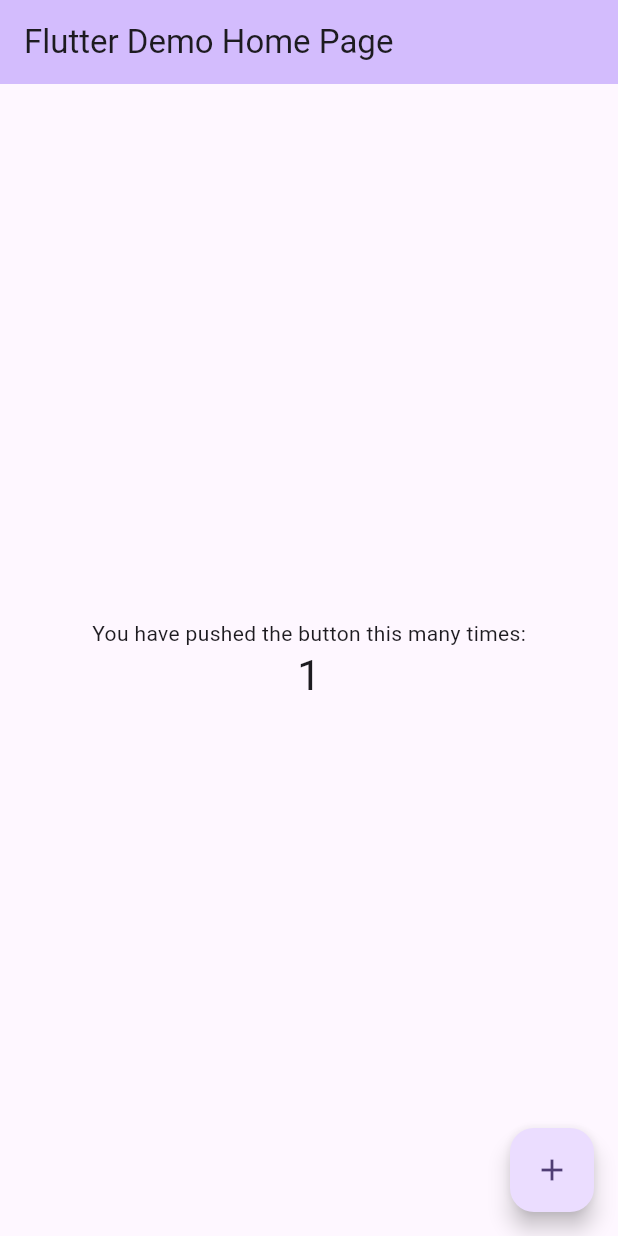
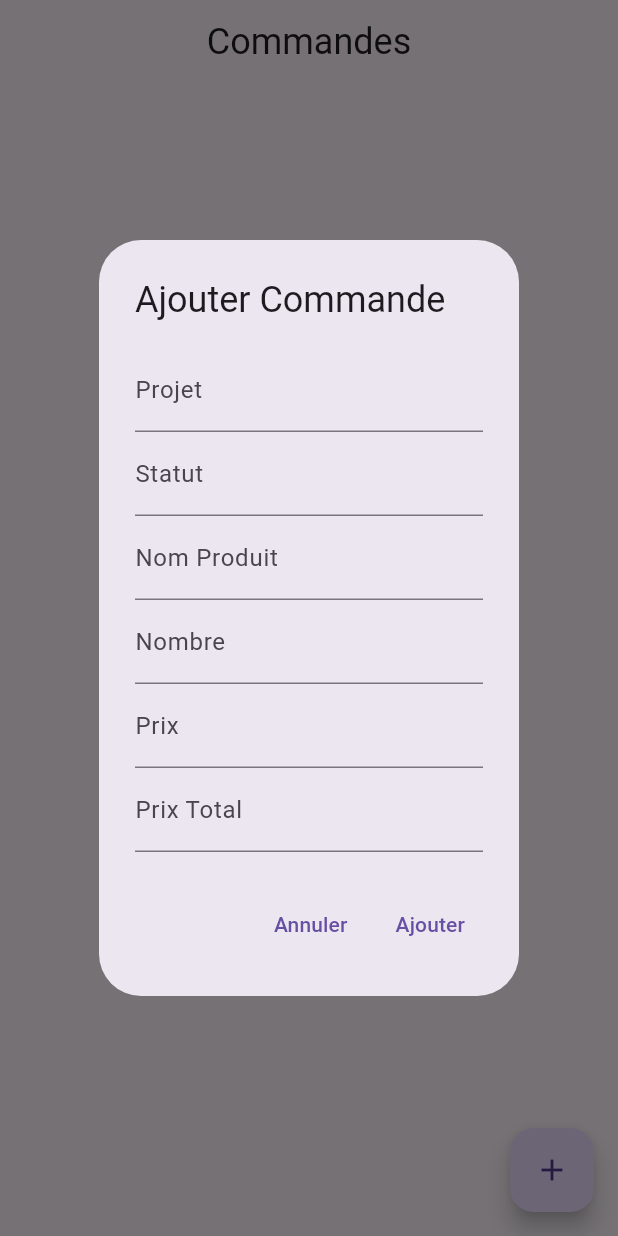
Before and after one commit to sartek430/doorDashboard, a Flutter app: the screen it shows after launch, after a tap on the "add" icon, on a phone screen of 412 x 824 dp. Run offline on Flutter 3.47's test engine with Material 3 defaults, Android fonts, the phone set to English and light mode, and no system bars.

Commit message:
first base

```diff
--- a/doordashboard/lib/main.dart
+++ b/doordashboard/lib/main.dart
@@ -1,125 +1,274 @@
 import 'package:flutter/material.dart';
 
+class Commande {
+  final String projet;
+  final String statut;
+  final double prix;
+  final int nombre;
+  final double prixTotal;
+  final String nomProduit;
+
+  Commande({
+    required this.projet,
+    required this.statut,
+    required this.nomProduit,
+    required this.nombre,
+    required this.prix,
+    required this.prixTotal,
+
+  });
+}
 void main() {
-  runApp(const MyApp());
+  runApp(const TodoApp());
 }
 
-class MyApp extends StatelessWidget {
-  const MyApp({super.key});
+class TodoApp extends StatelessWidget {
+  const TodoApp({Key? key});
 
-  // This widget is the root of your application.
   @override
   Widget build(BuildContext context) {
     return MaterialApp(
-      title: 'Flutter Demo',
-      theme: ThemeData(
-        // This is the theme of your application.
-        //
-        // TRY THIS: Try running your application with "flutter run". You'll see
-        // the application has a purple toolbar. Then, without quitting the app,
-        // try changing the seedColor in the colorScheme below to Colors.green
-        // and then invoke "hot reload" (save your changes or press the "hot
-        // reload" button in a Flutter-supported IDE, or press "r" if you used
-        // the command line to start the app).
-        //
-        // Notice that the counter didn't reset back to zero; the application
-        // state is not lost during the reload. To reset the state, use hot
-        // restart instead.
-        //
-        // This works for code too, not just values: Most code changes can be
-        // tested with just a hot reload.
-        colorScheme: ColorScheme.fromSeed(seedColor: Colors.deepPurple),
-        useMaterial3: true,
-      ),
-      home: const MyHomePage(title: 'Flutter Demo Home Page'),
+      title: 'Commandes',
+      theme: ThemeData(primarySwatch: Colors.blue),
+      home: const TodoList(),
     );
   }
 }
 
-class MyHomePage extends StatefulWidget {
-  const MyHomePage({super.key, required this.title});
-
-  // This widget is the home page of your application. It is stateful, meaning
-  // that it has a State object (defined below) that contains fields that affect
-  // how it looks.
-
-  // This class is the configuration for the state. It holds the values (in this
-  // case the title) provided by the parent (in this case the App widget) and
-  // used by the build method of the State. Fields in a Widget subclass are
-  // always marked "final".
-
-  final String title;
+class TodoList extends StatefulWidget {
+  const TodoList({Key? key});
 
   @override
-  State<MyHomePage> createState() => _MyHomePageState();
+  _TodoListState createState() => _TodoListState();
 }
 
-class _MyHomePageState extends State<MyHomePage> {
-  int _counter = 0;
+class _TodoListState extends State<TodoList> {
+  final List<Commande> _commandesList = [];
+  final TextEditingController _projetController = TextEditingController();
+  final TextEditingController _statusController = TextEditingController();
+  final TextEditingController _nomProduitController = TextEditingController();
+  final TextEditingController _nombreController = TextEditingController();
+  final TextEditingController _prixController = TextEditingController();
+  final TextEditingController _prixTotalController = TextEditingController();
 
-  void _incrementCounter() {
+
+  void _addCommande(Commande commande) {
     setState(() {
-      // This call to setState tells the Flutter framework that something has
-      // changed in this State, which causes it to rerun the build method below
-      // so that the display can reflect the updated values. If we changed
-      // _counter without calling setState(), then the build method would not be
-      // called again, and so nothing would appear to happen.
-      _counter++;
+      _commandesList.add(commande);
+    });
+  }
+
+  void _removeCommande(int index) {
+    setState(() {
+      _commandesList.removeAt(index);
+    });
+  }
+
+  void _editCommande(int index, Commande newCommande) {
+    setState(() {
+      _commandesList[index] = newCommande;
     });
   }
 
   @override
   Widget build(BuildContext context) {
-    // This method is rerun every time setState is called, for instance as done
-    // by the _incrementCounter method above.
-    //
-    // The Flutter framework has been optimized to make rerunning build methods
-    // fast, so that you can just rebuild anything that needs updating rather
-    // than having to individually change instances of widgets.
     return Scaffold(
       appBar: AppBar(
-        // TRY THIS: Try changing the color here to a specific color (to
-        // Colors.amber, perhaps?) and trigger a hot reload to see the AppBar
-        // change color while the other colors stay the same.
-        backgroundColor: Theme.of(context).colorScheme.inversePrimary,
-        // Here we take the value from the MyHomePage object that was created by
-        // the App.build method, and use it to set our appbar title.
-        title: Text(widget.title),
+        title: const Center(child: Text('Commandes', style: TextStyle(fontSize: 24))),
       ),
-      body: Center(
-        // Center is a layout widget. It takes a single child and positions it
-        // in the middle of the parent.
-        child: Column(
-          // Column is also a layout widget. It takes a list of children and
-          // arranges them vertically. By default, it sizes itself to fit its
-          // children horizontally, and tries to be as tall as its parent.
-          //
-          // Column has various properties to control how it sizes itself and
-          // how it positions its children. Here we use mainAxisAlignment to
-          // center the children vertically; the main axis here is the vertical
-          // axis because Columns are vertical (the cross axis would be
-          // horizontal).
-          //
-          // TRY THIS: Invoke "debug painting" (choose the "Toggle Debug Paint"
-          // action in the IDE, or press "p" in the console), to see the
-          // wireframe for each widget.
-          mainAxisAlignment: MainAxisAlignment.center,
-          children: <Widget>[
-            const Text(
-              'You have pushed the button this many times:',
+      body: ListView.builder(
+        itemCount: _commandesList.length,
+        itemBuilder: (context, index) {
+          final commande = _commandesList[index];
+          return Dismissible(
+            key: Key(commande.toString()),
+            onDismissed: (direction) {
+              ScaffoldMessenger.of(context).showSnackBar(
+                SnackBar(
+                  content: Text('Commande "${commande.projet}" removed'),
+                  duration: const Duration(seconds: 2),
+                ),
+              );
+              _removeCommande(index);
+            },
+            background: Container(
+              color: Colors.red,
+              alignment: Alignment.centerRight,
+              padding: const EdgeInsets.symmetric(horizontal: 16.0),
+              child: const Icon(Icons.delete, color: Colors.white),
             ),
-            Text(
-              '$_counter',
-              style: Theme.of(context).textTheme.headlineMedium,
+            child: Container(
+              decoration: BoxDecoration(
+                border: Border(
+                  bottom: BorderSide(color: Colors.grey.shade300, width: 1.0),
+                ),
+              ),
+              child: ListTile(
+                title: Text('Projet: ${commande.projet}'),
+                subtitle: Column(
+                  crossAxisAlignment: CrossAxisAlignment.start,
+                  children: [
+                    Text('Statut: ${commande.statut}'),
+                    Text('Nom Produit: ${commande.nomProduit}'),
+                    Text('Nombre: ${commande.nombre}'),
+                    Text('Prix: ${commande.prix}'),
+                    Text('Prix Total: ${commande.prixTotal}'),
+                  ],
+                ),
+                onTap: () {
+                  showDialog(
+                    context: context,
+                    builder: (context) {
+                      _projetController.text = commande.projet;
+                      _statusController.text = commande.statut;
+                      _nomProduitController.text = commande.nomProduit;
+                      _nombreController.text = commande.nombre.toString();
+                      _prixController.text = commande.prix.toString();
+                      _prixTotalController.text = commande.prixTotal.toString();
+
+                      return AlertDialog(
+                        title: const Text('Modifier Commande'),
+                        content: Column(
+                          mainAxisSize: MainAxisSize.min,
+                          children: [
+                            TextField(
+                              controller: _projetController,
+                              decoration: const InputDecoration(labelText: 'Projet'),
+                            ),
+                            TextField(
+                              controller: _statusController,
+                              decoration: const InputDecoration(labelText: 'Statut'),
+                            ),
+                             TextField(
+                              controller: _nomProduitController,
+                              decoration: const InputDecoration(labelText: 'Nom Produit'),
+                            ),
+                            TextField(
+                              controller: _nombreController,
+                              decoration: const InputDecoration(labelText: 'Nombre'),
+                              keyboardType: TextInputType.number,
+                            ),
+                            TextField(
+                              controller: _prixController,
+                              decoration: const InputDecoration(labelText: 'Prix'),
+                              keyboardType: TextInputType.number,
+                            ),
+
+                            TextField(
+                              controller: _prixTotalController,
+                              decoration: const InputDecoration(labelText: 'Prix Total'),
+                              keyboardType: TextInputType.number,
+                            ),
+                          ],
+                        ),
+                        actions: [
+                          TextButton(
+                            onPressed: () {
+                              Navigator.of(context).pop();
+                            },
+                            child: const Text('Annuler'),
+                          ),
+                          TextButton(
+                            onPressed: () {
+                              final newCommande = Commande(
+                                projet: _projetController.text,
+                                statut: _statusController.text,
+                                nomProduit: _nomProduitController.text,
+                                nombre: int.parse(_nombreController.text),
+                                prix: double.parse(_prixController.text),
+                                prixTotal: double.parse(_prixTotalController.text),
+
+                              );
+                              _editCommande(index, newCommande);
+                              Navigator.of(context).pop();
+                            },
+                            child: const Text('Enregistrer'),
+                          ),
+                        ],
+                      );
+                    },
+                  );
+                },
+              ),
             ),
-          ],
-        ),
+          );
+        },
       ),
       floatingActionButton: FloatingActionButton(
-        onPressed: _incrementCounter,
-        tooltip: 'Increment',
+        onPressed: () {
+          showDialog(
+            context: context,
+            builder: (context) {
+              _statusController.clear();
+              _prixController.clear();
+              _projetController.clear();
+              _nombreController.clear();
+              _prixTotalController.clear();
+              _nomProduitController.clear();
+              return AlertDialog(
+                title: const Text('Ajouter Commande'),
+                content: Column(
+                  mainAxisSize: MainAxisSize.min,
+                  children: [
+                     TextField(
+                      controller: _projetController,
+                      decoration: const InputDecoration(labelText: 'Projet'),
+                    ),
+                    TextField(
+                      controller: _statusController,
+                      decoration: const InputDecoration(labelText: 'Statut'),
+                    ),
+                    TextField(
+                      controller: _nomProduitController,
+                      decoration: const InputDecoration(labelText: 'Nom Produit'),
+                    ),
+                    TextField(
+                      controller: _nombreController,
+                      decoration: const InputDecoration(labelText: 'Nombre'),
+                      keyboardType: TextInputType.number,
+                    ),
+                    TextField(
+                      controller: _prixController,
+                      decoration: const InputDecoration(labelText: 'Prix'),
+                      keyboardType: TextInputType.number,
+                    ),
+
+                    TextField(
+                      controller: _prixTotalController,
+                      decoration: const InputDecoration(labelText: 'Prix Total'),
+                      keyboardType: TextInputType.number,
+                    ),
+                  ],
+                ),
+                actions: [
+                  TextButton(
+                    onPressed: () {
+                      Navigator.of(context).pop();
+                    },
+                    child: const Text('Annuler'),
+                  ),
+                  TextButton(
+                    onPressed: () {
+                      final newCommande = Commande(
+                        statut: _statusController.text,
+                        prix: double.parse(_prixController.text),
+                        projet: _projetController.text,
+                        nombre: int.parse(_nombreController.text),
+                        prixTotal: double.parse(_prixTotalController.text),
+                        nomProduit: _nomProduitController.text,
+                      );
+                      _addCommande(newCommande);
+                      Navigator.of(context).pop();
+                    },
+                    child: const Text('Ajouter'),
+                  ),
+                ],
+              );
+            },
+          );
+        },
         child: const Icon(Icons.add),
-      ), // This trailing comma makes auto-formatting nicer for build methods.
+      ),
     );
   }
 }
```
